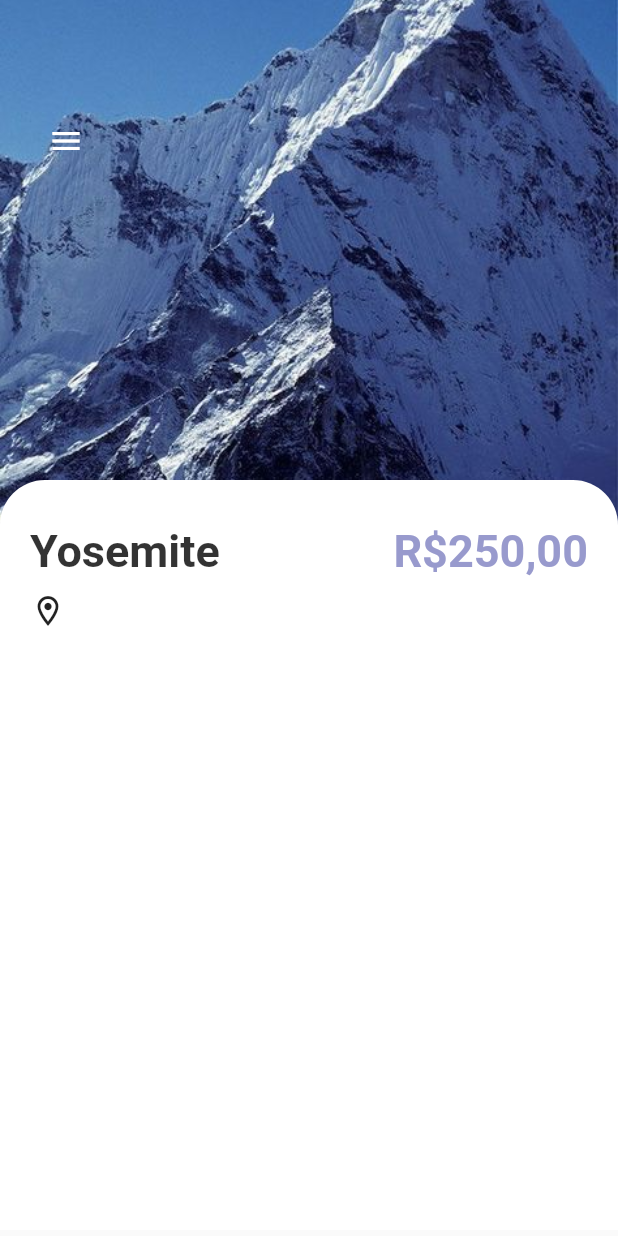
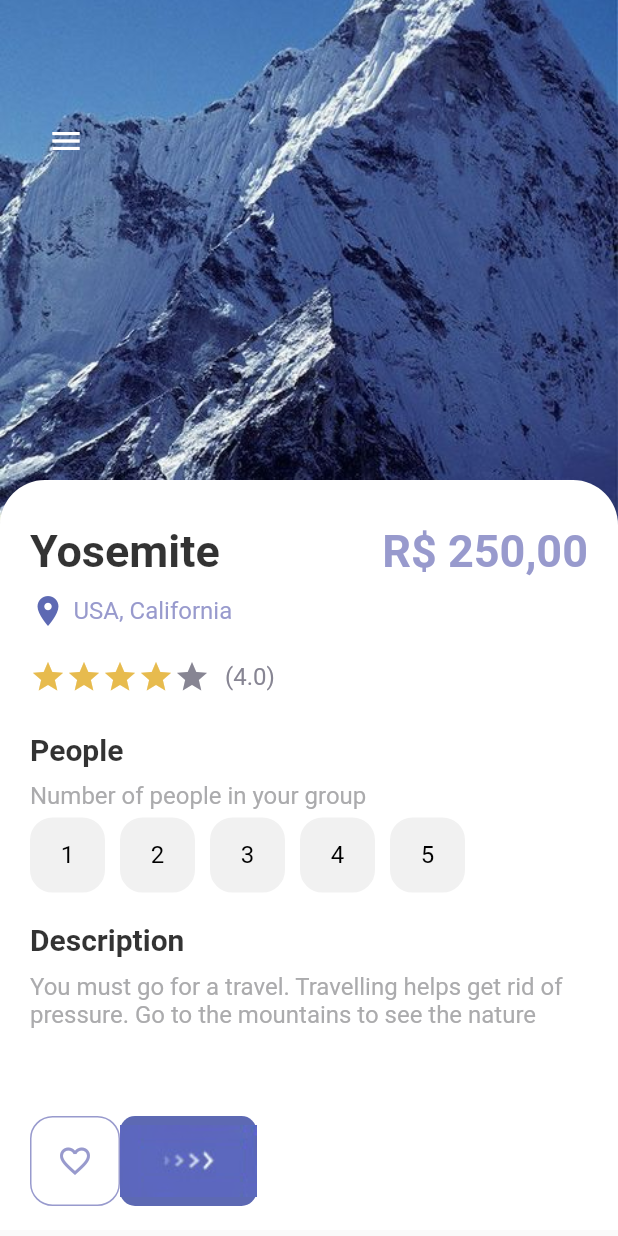
Before and after one commit to LucasFormigonBR/MountainApp, a Flutter app: the screen it shows after launch, on a phone screen of 412 x 824 dp. Run offline on Flutter 3.47's test engine with Material 2 defaults, Android fonts, the phone set to English and light mode, and no system bars.

Commit message:
quarta etapa

```diff
--- a/lib/misc/color.dart
+++ b/lib/misc/color.dart
@@ -7,5 +7,5 @@ class AppColors {
   static final Color mainColor = Color(0xFF5d69b3);
   static final Color startColor = Color(0xFFe7bb4e);
   static final Color mainTextColor = Color(0xFFababad);
-  //static final Color buttonBackground = Color(0xFFf1f);
+  static final Color buttonBackground = Color(0xFFf1f1f1);
 }
--- a/lib/pages/detail_page.dart
+++ b/lib/pages/detail_page.dart
@@ -1,6 +1,9 @@
 import 'package:flutter/material.dart';
 import 'package:flutter_cubit/misc/color.dart';
+import 'package:flutter_cubit/widgets/app_buttons.dart';
 import 'package:flutter_cubit/widgets/app_large_text.dart';
+import 'package:flutter_cubit/widgets/app_text_widget.dart';
+import 'package:flutter_cubit/widgets/responsive_button.dart';
 
 class DetailPage extends StatefulWidget {
   const DetailPage({Key? key}) : super(key: key);
@@ -10,6 +13,9 @@ class DetailPage extends StatefulWidget {
 }
 
 class _DetailPageState extends State<DetailPage> {
+  int gottenStars = 4;
+  int selectedIndex = -1;
+
   @override
   Widget build(BuildContext context) {
     return Scaffold(
@@ -58,6 +64,7 @@ class _DetailPageState extends State<DetailPage> {
                   ),
                 ),
                 child: Column(
+                  crossAxisAlignment: CrossAxisAlignment.start,
                   children: [
                     Row(
                       mainAxisAlignment: MainAxisAlignment.spaceBetween,
@@ -67,17 +74,131 @@ class _DetailPageState extends State<DetailPage> {
                           color: Colors.black.withOpacity(0.8),
                         ),
                         AppLargeText(
-                            text: "R\$250,00", color: AppColors.textColor1),
+                            text: "R\$ 250,00", color: AppColors.textColor1),
                       ],
                     ),
                     const SizedBox(
                       height: 10,
                     ),
                     Row(
-                      children: [Icon(Icons.location_on_outlined)],
+                      children: [
+                        Icon(
+                          Icons.location_on,
+                          color: AppColors.mainColor,
+                        ),
+                        SizedBox(
+                          width: 5,
+                        ),
+                        AppText(
+                          text: "USA, California",
+                          color: AppColors.textColor1,
+                        )
+                      ],
+                    ),
+                    SizedBox(
+                      height: 20,
+                    ),
+                    Row(
+                      children: [
+                        Wrap(
+                          children: List.generate(
+                            5,
+                            (index) {
+                              return Icon(
+                                Icons.star,
+                                color: index < gottenStars
+                                    ? AppColors.startColor
+                                    : AppColors.textColor2,
+                              );
+                            },
+                          ),
+                        ),
+                        SizedBox(
+                          width: 10,
+                        ),
+                        AppText(
+                          text: "(4.0)",
+                          color: AppColors.textColor2,
+                        ),
+                      ],
+                    ),
+                    SizedBox(
+                      height: 25,
+                    ),
+                    AppLargeText(
+                      text: "People",
+                      color: Colors.black.withOpacity(0.8),
+                      size: 20,
+                    ),
+                    SizedBox(height: 10),
+                    AppText(
+                      text: "Number of people in your group",
+                      color: AppColors.mainTextColor,
+                    ),
+                    SizedBox(
+                      height: 5,
+                    ),
+                    Wrap(
+                      children: List.generate(5, (index) {
+                        return InkWell(
+                          onTap: () {
+                            setState(() {
+                              selectedIndex = index;
+                            });
+                          },
+                          child: Container(
+                            margin: const EdgeInsets.only(right: 10),
+                            child: AppButtons(
+                              color: selectedIndex == index
+                                  ? Colors.white
+                                  : Colors.black,
+                              backgroundColor: selectedIndex == index
+                                  ? Colors.black
+                                  : AppColors.buttonBackground,
+                              size: 50,
+                              borderColor: selectedIndex == index
+                                  ? Colors.black
+                                  : AppColors.buttonBackground,
+                              text: (index + 1).toString(),
+                            ),
+                          ),
+                        );
+                      }),
+                    ),
+                    SizedBox(height: 20),
+                    AppLargeText(
+                      text: "Description",
+                      color: Colors.black.withOpacity(0.8),
+                      size: 20,
+                    ),
+                    SizedBox(height: 10),
+                    AppText(
+                      text:
+                          "You must go for a travel. Travelling helps get rid of pressure. Go to the mountains to see the nature",
+                      color: AppColors.mainTextColor,
                     )
                   ],
                 ),
+              ),
+            ),
+            Positioned(
+              bottom: 20,
+              left: 20,
+              right: 20,
+              child: Row(
+                children: [
+                  AppButtons(
+                    color: AppColors.textColor1,
+                    backgroundColor: Colors.white,
+                    size: 60,
+                    borderColor: AppColors.textColor1,
+                    isIcon: true,
+                    icon: Icons.favorite_border,
+                  ),
+                  ResponsiveButton(
+                    isResponsive: true,
+                  )
+                ],
               ),
             ),
           ],
--- /dev/null
+++ b/lib/widgets/app_buttons.dart
@@ -0,0 +1,53 @@
+import 'package:flutter/material.dart';
+import 'package:flutter_cubit/misc/color.dart';
+import 'package:flutter_cubit/widgets/app_text_widget.dart';
+
+class AppButtons extends StatelessWidget {
+  final Color color;
+  String? text;
+  IconData? icon;
+  final Color backgroundColor;
+  double size;
+  final Color borderColor;
+  bool? isIcon;
+
+  AppButtons({
+    Key? key,
+    required this.color,
+    required this.backgroundColor,
+    required this.size,
+    required this.borderColor,
+    this.text = "Hai",
+    this.icon,
+    this.isIcon = false,
+  }) : super(key: key);
+
+  @override
+  Widget build(BuildContext context) {
+    return Container(
+      width: size,
+      height: size,
+      decoration: BoxDecoration(
+        border: Border.all(
+          color: borderColor,
+          width: 1.0,
+        ),
+        borderRadius: BorderRadius.circular(15),
+        color: backgroundColor,
+      ),
+      child: isIcon == false
+          ? Center(
+              child: AppText(
+                text: text!,
+                color: color,
+              ),
+            )
+          : Center(
+              child: Icon(
+                icon,
+                color: color,
+              ),
+            ),
+    );
+  }
+}
```
